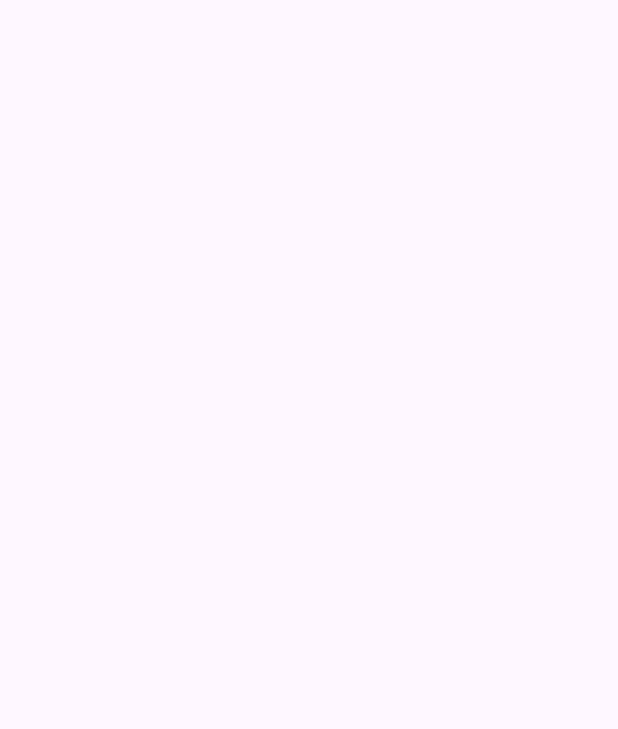
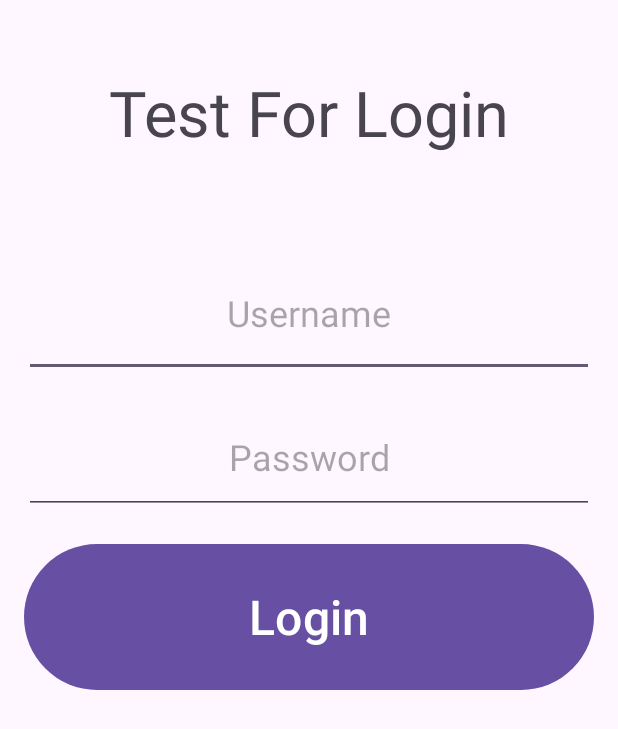
Before and after one commit to jbanducci321/CST338-Project-2-Group-2, an Android app: the LoginActivity screen opened directly, with no data from a screen before it, on a phone screen of 412 x 824 dp. Before the commit the part shown is empty. Shown: the top 729 px of the screen. Run offline under Robolectric (Android 15) with nearby library versions, the phone set to English and light mode, and no system bars; our stand-ins replace Room's generated code; 1 statement that could not run was skipped.

Commit message:
Setting up the logic for logging in to test the database

```diff
--- a/app/src/main/java/com/example/labandroiddemo/LoginActivity.java
+++ b/app/src/main/java/com/example/labandroiddemo/LoginActivity.java
@@ -1,6 +1,7 @@
 package com.example.labandroiddemo;
 
 import android.os.Bundle;
+import android.view.View;
 
 import androidx.activity.EdgeToEdge;
 import androidx.appcompat.app.AppCompatActivity;
@@ -8,13 +9,32 @@ import androidx.core.graphics.Insets;
 import androidx.core.view.ViewCompat;
 import androidx.core.view.WindowInsetsCompat;
 
+import com.example.labandroiddemo.database.AppRepository;
+import com.example.labandroiddemo.databinding.ActivityLoginBinding;
+
 public class LoginActivity extends AppCompatActivity {
+
+    private ActivityLoginBinding binding;
+    private AppRepository repository;
 
     @Override
     protected void onCreate(Bundle savedInstanceState) {
         super.onCreate(savedInstanceState);
+        binding = ActivityLoginBinding.inflate(getLayoutInflater());
+        setContentView(binding.getRoot());
 
-        setContentView(R.layout.activity_login);
+        repository = AppRepository.getRepository(getApplication());
+
+        binding.loginButton.setOnClickListener(new View.OnClickListener() {
+            @Override
+            public void onClick(View v) {
+                verifyUser();
+            }
+        });
+
+        private void verifyUser() {
+
+        }
 
     }
 }
--- a/app/src/main/java/com/example/labandroiddemo/MainActivity.java
+++ b/app/src/main/java/com/example/labandroiddemo/MainActivity.java
@@ -8,15 +8,32 @@ import androidx.core.graphics.Insets;
 import androidx.core.view.ViewCompat;
 import androidx.core.view.WindowInsetsCompat;
 
+import com.example.labandroiddemo.database.AppRepository;
+import com.example.labandroiddemo.database.entities.User;
+import com.example.labandroiddemo.databinding.ActivityMainBinding;
+
 public class MainActivity extends AppCompatActivity {
+
+
+    private static final int LOGGED_OUT = -1;
+    private ActivityMainBinding binding;
+    private AppRepository repository;
+
+    private int loggedInUserId = -1;
+    private User user;
 
     public static final String TAG = "DAC_APP";
 
     @Override
     protected void onCreate(Bundle savedInstanceState) {
         super.onCreate(savedInstanceState);
-
-        setContentView(R.layout.activity_main);
+        binding = ActivityMainBinding.inflate(getLayoutInflater());
+        setContentView(binding.getRoot());
 
     }
+
+    private void loginUser(Bundle savedInstanceState) {
+
+    }
+
 }
--- a/app/src/main/java/com/example/labandroiddemo/database/AppRepository.java
+++ b/app/src/main/java/com/example/labandroiddemo/database/AppRepository.java
@@ -1,4 +1,61 @@
 package com.example.labandroiddemo.database;
 
+import android.app.Application;
+import android.util.Log;
+
+import androidx.lifecycle.LiveData;
+
+import com.example.labandroiddemo.MainActivity;
+import com.example.labandroiddemo.database.daos.UserDAO;
+import com.example.labandroiddemo.database.entities.User;
+
+import java.util.concurrent.Callable;
+import java.util.concurrent.ExecutionException;
+import java.util.concurrent.Future;
+
 public class AppRepository {
+
+    private final UserDAO userDAO;
+
+    private static AppRepository repository;
+
+    public AppRepository(Application application) {
+        AppDatabase db = AppDatabase.getDatabase(application);
+        this.userDAO = db.userDAO();
+    }
+
+    public static AppRepository getRepository(Application application) {
+        if (repository != null) {
+            return repository;
+        }
+        Future<AppRepository> future = AppDatabase.databaseWriteExecutor.submit(
+                new Callable<AppRepository>() {
+                    @Override
+                    public AppRepository call() throws Exception {
+                        return new AppRepository(application);
+                    }
+                }
+        );
+        try {
+            return future.get();
+        }
+        catch (InterruptedException | ExecutionException e) {
+            Log.d(MainActivity.TAG, "Problem getting AppRepository, thread error");
+        }
+        return null;
+    }
+
+    public void insertUser(User... user) {
+        AppDatabase.databaseWriteExecutor.execute(()->
+        {
+            userDAO.insert(user);
+        });
+    }
+
+    public LiveData<User> getUserByUserName(String username) {
+        return userDAO.getUserByUserName(username);
+    }
+
+
+
 }
--- a/app/src/main/res/layout/activity_login.xml
+++ b/app/src/main/res/layout/activity_login.xml
@@ -1,11 +1,60 @@
 <?xml version="1.0" encoding="utf-8"?>
-<androidx.constraintlayout.widget.ConstraintLayout
-    xmlns:android="http://schemas.android.com/apk/res/android"
+<androidx.constraintlayout.widget.ConstraintLayout xmlns:android="http://schemas.android.com/apk/res/android"
+    xmlns:app="http://schemas.android.com/apk/res-auto"
     xmlns:tools="http://schemas.android.com/tools"
-    xmlns:app="http://schemas.android.com/apk/res-auto"
     android:id="@+id/main"
     android:layout_width="match_parent"
     android:layout_height="match_parent"
     tools:context=".LoginActivity">
 
-  </androidx.constraintlayout.widget.ConstraintLayout>
+
+    <TextView
+        android:id="@+id/titleLoginTextView"
+        android:layout_width="match_parent"
+        android:layout_height="150dip"
+        android:gravity="center"
+        android:text="Test For Login"
+        android:textSize="42sp"
+        app:layout_constraintEnd_toEndOf="parent"
+        app:layout_constraintStart_toStartOf="parent"
+        app:layout_constraintTop_toTopOf="parent" />
+
+    <EditText
+        android:id="@+id/usernameLoginEditText"
+        android:layout_width="match_parent"
+        android:layout_height="85dip"
+        android:layout_margin="16dp"
+        android:autofillHints="Please enter username"
+        android:gravity="center"
+        android:hint="Username"
+        android:textSize="24sp"
+        app:layout_constraintEnd_toEndOf="parent"
+        app:layout_constraintStart_toStartOf="parent"
+        app:layout_constraintTop_toBottomOf="@id/titleLoginTextView" />
+
+    <EditText
+        android:id="@+id/passwordLoginEditText"
+        android:layout_width="match_parent"
+        android:layout_height="75dip"
+        android:layout_margin="16dp"
+        android:autofillHints="Please enter password"
+        android:gravity="center"
+        android:hint="Password"
+        android:inputType="textPassword"
+        android:textSize="24sp"
+        app:layout_constraintEnd_toEndOf="parent"
+        app:layout_constraintStart_toStartOf="parent"
+        app:layout_constraintTop_toBottomOf="@id/usernameLoginEditText" />
+
+    <Button
+        android:id="@+id/loginButton"
+        android:layout_width="match_parent"
+        android:layout_height="105dp"
+        android:layout_margin="16dp"
+        android:text="Login"
+        android:textSize="32sp"
+        app:layout_constraintEnd_toEndOf="parent"
+        app:layout_constraintStart_toStartOf="parent"
+        app:layout_constraintTop_toBottomOf="@id/passwordLoginEditText" />
+
+</androidx.constraintlayout.widget.ConstraintLayout>
```
